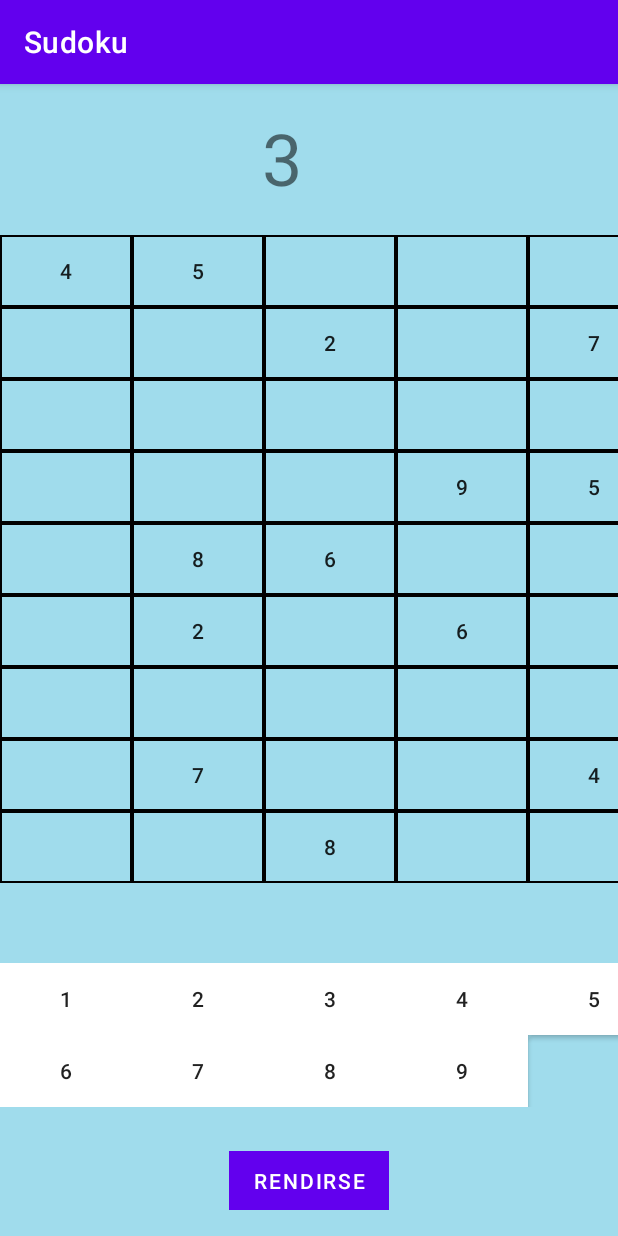
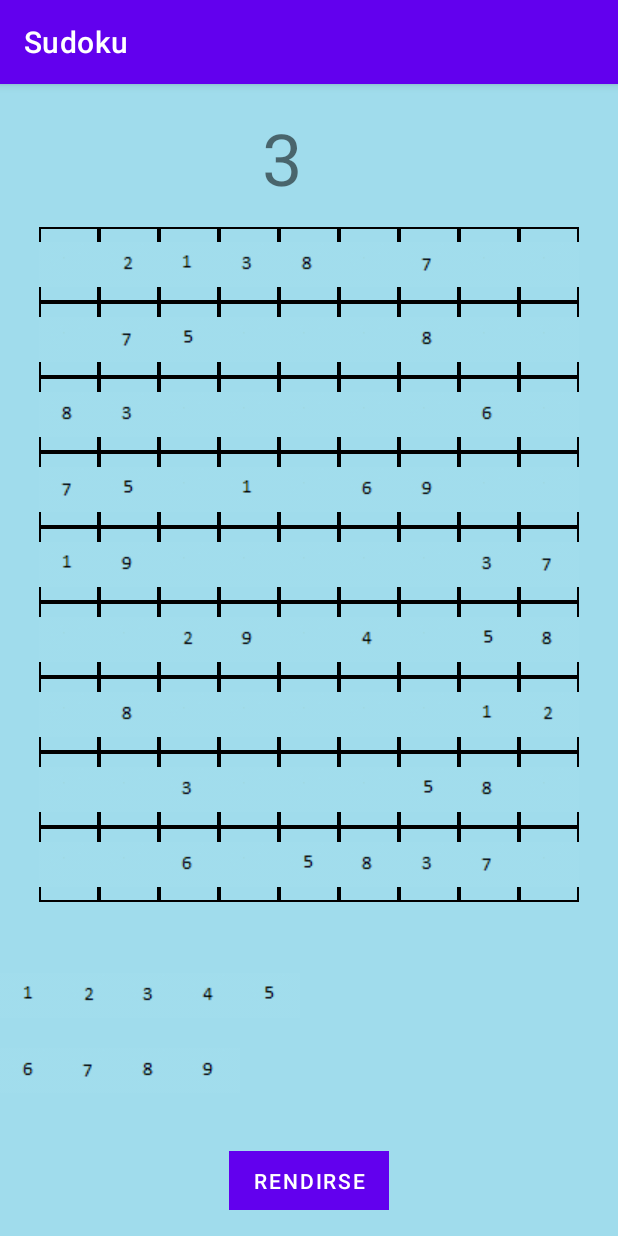
Before and after one commit to NicoRodBilbao/SudokuPMD, an Android app: the screen it shows after launch (GameWindow), after a tap on "BUTTON", on a phone screen of 412 x 824 dp. Run offline under Robolectric (Android 15) with nearby library versions, the phone set to English and light mode, and no system bars.

Commit message:
Sudoku now worksgit statusgit status

```diff
--- a/src/main/java/com/example/sudokupmd/GameWindow.java
+++ b/src/main/java/com/example/sudokupmd/GameWindow.java
@@ -5,10 +5,13 @@ import androidx.appcompat.app.AppCompatActivity;
 import android.content.Intent;
 import android.graphics.Color;
 import android.media.MediaPlayer;
+import android.os.Build;
 import android.os.Bundle;
 import android.view.View;
+import android.view.ViewGroup;
 import android.widget.Button;
 import android.widget.GridLayout;
+import android.widget.ImageButton;
 import android.widget.TextView;
 import android.widget.Toast;
 import java.util.Timer;
@@ -16,13 +19,13 @@ import java.util.TimerTask;
 
 public class GameWindow extends AppCompatActivity implements View.OnClickListener {
     Difficulty dif;
-    int[][] sudokuSol = Sudokus.sudokuEasySol;
-    int[][] sudokuTab = Sudokus.sudokuEasy;
+    int[][] sudokuSol;
+    int[][] sudokuTab;
     int selectedNumber = 1;
     int selectedRow = 1;
     int selectedCol = 1;
     int time = 0;
-    boolean isDone = false;
+    //boolean isDone = false;
 
     private MediaPlayer mediaPlayer;
 
@@ -39,6 +42,8 @@ public class GameWindow extends AppCompatActivity implements View.OnClickListene
     @Override
     protected void onCreate(Bundle savedInstanceState) {
         super.onCreate(savedInstanceState);
+
+
 
         Bundle extra = getIntent().getExtras();
         dif = Difficulty.valueOf(extra.getString("Difficulty"));
@@ -61,35 +66,29 @@ public class GameWindow extends AppCompatActivity implements View.OnClickListene
         gLayoutTab = (GridLayout) findViewById(R.id.gLayoutTab);
         gLayoutBtn = (GridLayout) findViewById(R.id.gLayoutBtn);
         textViewTiempo = (TextView) findViewById(R.id.textViewTiempo);
-
-        Button myButton = null;
+        ImageButton myButton = null;
         for (int i = 0; i < 81; i++) { // Buttons on the board
-            myButton = new Button(this);
+            myButton = new ImageButton(this);
 
             System.out.println((((i) % 9)) + "," + (((i) / 9)) + "," + i);
-            if (Integer.valueOf(sudokuTab[(((i) / 9))][(((i) % 9))]) == 0)
-                myButton.setText("");
-            else
-                myButton.setText(Integer.valueOf(sudokuTab[(((i) / 9))][(((i) % 9))]) + "");
-            myButton.setBackgroundColor(Color.WHITE);
+            //if (Integer.valueOf(sudokuTab[(((i) / 9))][(((i) % 9))]) == 0)
+                setNum(Integer.valueOf(sudokuTab[(((i) / 9))][(((i) % 9))]),myButton);
+            //else
+                //myButton.setText(Integer.valueOf(sudokuTab[(((i) / 9))][(((i) % 9))]) + "");
+
             myButton.setId(View.generateViewId());
             myButton.setOnClickListener(this);
-            myButton.setMaxHeight(0);
-            myButton.setMinWidth(0);
-            myButton.setWidth(0);
-            myButton.setHeight(0);
+
             myButton.setBackgroundResource(R.drawable.border);
             gLayoutTab.addView(myButton);
         }
 
         for (int i = 0; i < 9; i++) {
-            myButton = new Button(this);
-            myButton.setMaxHeight(0);
-            myButton.setMinWidth(0);
-            myButton.setWidth(0);
-            myButton.setHeight(0);
-            myButton.setText(i + 1 + "");
-            myButton.setBackgroundColor(Color.WHITE);
+            myButton = new ImageButton(this);
+            setNum((i+1),myButton);
+            if (Build.VERSION.SDK_INT >= Build.VERSION_CODES.M) {
+                myButton.setBackgroundColor(getColor(R.color.background));
+            }
             myButton.setId(View.generateViewId());
             myButton.setOnClickListener(this);
             gLayoutBtn.addView(myButton);
@@ -127,17 +126,19 @@ public class GameWindow extends AppCompatActivity implements View.OnClickListene
     public void onClick(View view) {
         mediaPlayer  = MediaPlayer.create(this,R.raw.click);
         mediaPlayer.start();
-        isDone = false;
-        Button button = (Button) view;
+        //isDone = false;
+        ImageButton button = (ImageButton) view;
         int selectedId = view.getId();
         if (selectedId <= 81) { // Button is on the board
-            selectedRow = selectedId % 9;
-            selectedCol = selectedId / 9;
+            selectedCol = (selectedId-1) / 9;
+            selectedRow = ((selectedId-1) % 9);
+            System.out.println(selectedId);
+            System.out.println(selectedCol+","+selectedRow);
             if (sudokuTab[selectedCol][selectedRow] == 0) { // Check if the number is not already occupied
                 if (selectedNumber != 0) { // Make sure a number is selected
                     sudokuTab[selectedCol][selectedRow] = selectedNumber;
-                    button.setText(selectedNumber + "");
-                    isDone = true;
+                    setNum(selectedNumber, button);
+                    //isDone = true;
                 } else // No number selected
                     showAlert(getString(R.string.alertaPrev));
             } else { // Cell occupied
@@ -155,7 +156,7 @@ public class GameWindow extends AppCompatActivity implements View.OnClickListene
                 startActivity(intentGame);
                 //break;
             } else { // Selected number change (bottom buttons)
-                selectedNumber = Integer.parseInt(String.valueOf(button.getText()));
+                selectedNumber = selectedId-81;
             }
         }
 
@@ -167,8 +168,8 @@ public class GameWindow extends AppCompatActivity implements View.OnClickListene
             //TODO Add language
             startActivity(intentGame);
         } else {
-            System.out.println(sudokuTab[selectedCol][selectedRow] + "," + sudokuSol[selectedCol][selectedRow]);
-            if (sudokuTab[selectedCol][selectedRow] != sudokuSol[selectedCol][selectedRow] && isDone) { // Condición de derrota
+            //System.out.println(sudokuTab[selectedCol][selectedRow] + "," + sudokuSol[selectedCol][selectedRow]);
+            if (sudokuTab[selectedCol][selectedRow] != sudokuSol[selectedCol][selectedRow]) { // Condición de derrota
                 Intent intentGame = new Intent(GameWindow.this, FinishWindow.class);
                 intentGame.putExtra("Difficulty", dif);
                 intentGame.putExtra("Time", 60);// TODO Time game
@@ -179,14 +180,42 @@ public class GameWindow extends AppCompatActivity implements View.OnClickListene
         }
     }
 
+    private void setNum(int num, ImageButton ib) {
+        switch (num){
+            case 1:
+                ib.setImageResource(R.drawable.num1);
+                break;
+            case 2:
+                ib.setImageResource(R.drawable.num2);
+                break;
+            case 3:
+                ib.setImageResource(R.drawable.num3);
+                break;
+            case 4:
+                ib.setImageResource(R.drawable.num4);
+                break;
+            case 5:
+                ib.setImageResource(R.drawable.num5);
+                break;
+            case 6:
+                ib.setImageResource(R.drawable.num6);
+                break;
+            case 7:
+                ib.setImageResource(R.drawable.num7);
+                break;
+            case 8:
+                ib.setImageResource(R.drawable.num8);
+                break;
+            case 9:
+                ib.setImageResource(R.drawable.num9);
+                break;
+            case 0:
+                ib.setImageResource(R.drawable.numno);
+                break;
+        }
+    }
+
     private void showAlert(String alert) {
         Toast.makeText(this, alert, Toast.LENGTH_SHORT).show();
     }
-
-    /*protected void onActivityResult(int requestCode, int resultCode, Intent data) {
-        super.onActivityResult(requestCode, resultCode, data);
-        System.out.println("A");
-        dif = Difficulty.valueOf(data.getStringExtra("Difficulty"));
-
-    }*/
 }
--- a/src/main/java/com/example/sudokupmd/MainWindow.java
+++ b/src/main/java/com/example/sudokupmd/MainWindow.java
@@ -26,7 +26,7 @@ public class MainWindow extends AppCompatActivity implements View.OnClickListene
     @Override
     public void onClick(View view) {
         Intent intentDificcult = new Intent(MainWindow.this, GameWindow.class);
-        intentDificcult.putExtra("Difficulty", Difficulty.HARD.toString());
+        intentDificcult.putExtra("Difficulty", Difficulty.EASY.toString());
         setResult(RESULT_OK, intentDificcult);
         startActivity(intentDificcult);
         finish();
--- a/src/main/res/layout/activity_game_window.xml
+++ b/src/main/res/layout/activity_game_window.xml
@@ -22,15 +22,16 @@
 
     <GridLayout
         android:id="@+id/gLayoutTab"
-        android:layout_width="match_parent"
+        android:layout_width="wrap_content"
         android:layout_height="wrap_content"
         android:columnCount="9"
         android:rowCount="9"
         android:weightSum="9"
+
         app:layout_constraintBottom_toBottomOf="parent"
         app:layout_constraintDimensionRatio="1:1"
         app:layout_constraintEnd_toEndOf="parent"
-        app:layout_constraintHorizontal_bias="0.0"
+        app:layout_constraintHorizontal_bias="0.498"
         app:layout_constraintStart_toStartOf="parent"
         app:layout_constraintTop_toTopOf="parent"
         app:layout_constraintVertical_bias="0.299"
@@ -38,7 +39,7 @@
 
     <GridLayout
         android:id="@+id/gLayoutBtn"
-        android:layout_width="match_parent"
+        android:layout_width="wrap_content"
         android:layout_height="wrap_content"
         android:columnCount="5"
         android:rowCount="2"
@@ -55,10 +56,10 @@
         android:id="@+id/btnRendirse"
         android:layout_width="wrap_content"
         android:layout_height="wrap_content"
+        android:background="@drawable/border"
         android:minWidth="0dp"
         android:minHeight="0dp"
         android:text="@string/rendirse"
-        android:background="@drawable/border"
         app:layout_constraintBottom_toBottomOf="parent"
         app:layout_constraintEnd_toEndOf="parent"
         app:layout_constraintStart_toStartOf="parent"
--- a/src/main/res/values-night/themes.xml
+++ b/src/main/res/values-night/themes.xml
@@ -1,3 +1,4 @@
+
 <resources xmlns:tools="http://schemas.android.com/tools">
     <!-- Base application theme. -->
     <style name="Theme.SudokuPMD" parent="Theme.MaterialComponents.DayNight.DarkActionBar">
```
Also changed, not shown: src/main/res/drawable/num1.png (added), src/main/res/drawable/num2.png (added), src/main/res/drawable/num3.png (added), src/main/res/drawable/num4.png (added), src/main/res/drawable/num5.png (added), src/main/res/drawable/num6.png (added), src/main/res/drawable/num7.png (added), src/main/res/drawable/num8.png (added), src/main/res/drawable/num9.png (added), src/main/res/drawable/numno.png (added).
